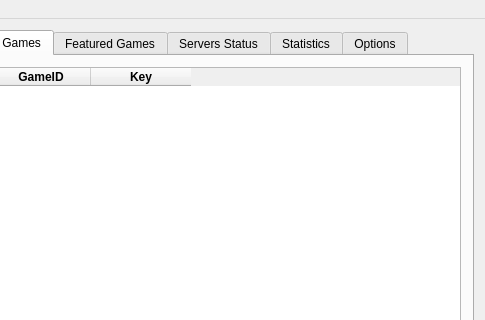
The window that mainwindow.ui (Aztorius/legendsreplay) describes before a commit, drawn with Qt 5; both pictures show x 134 to 619 and y 0 to 320 of the 619 by 533 pixel window.
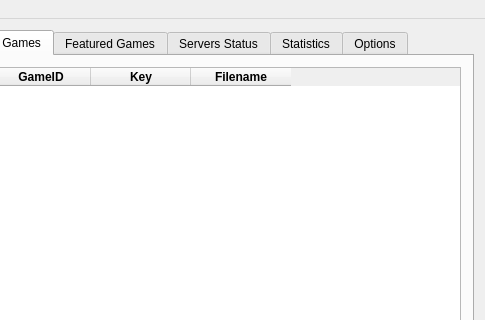
The same window after the commit. The open tabs and pages were chosen to show the change.

```diff
--- a/mainwindow.ui
+++ b/mainwindow.ui
@@ -56,7 +56,19 @@
        </attribute>
        <layout class="QGridLayout" name="gridLayout_5">
         <item row="0" column="0">
-         <widget class="QTableWidget" name="tableWidget_2">
+         <widget class="QTableWidget" name="tableWidget_recordedgames">
+          <property name="editTriggers">
+           <set>QAbstractItemView::NoEditTriggers</set>
+          </property>
+          <property name="alternatingRowColors">
+           <bool>true</bool>
+          </property>
+          <property name="selectionBehavior">
+           <enum>QAbstractItemView::SelectRows</enum>
+          </property>
+          <attribute name="verticalHeaderDefaultSectionSize">
+           <number>20</number>
+          </attribute>
           <column>
            <property name="text">
             <string>Server</string>
@@ -90,6 +102,17 @@
             </font>
            </property>
           </column>
+          <column>
+           <property name="text">
+            <string>Filename</string>
+           </property>
+           <property name="font">
+            <font>
+             <weight>75</weight>
+             <bold>true</bold>
+            </font>
+           </property>
+          </column>
          </widget>
         </item>
        </layout>
```
Left out of the diff: 2 changed lines with no effect on the pictures.
